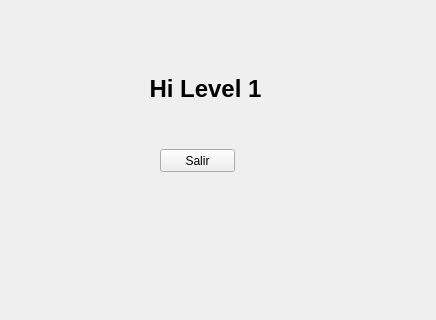
This is level1.ui in gerasua/loginlevels as Qt 5 draws it before an edit; both pictures show x 0 to 436 and y 121 to 441 of the 436 by 547 pixel window. The edited form follows.
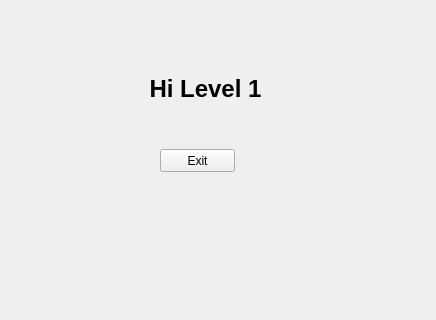
This is the edited form. Icons and pictures are not drawn.

The edit to the form file:
```diff
--- a/level1.ui
+++ b/level1.ui
@@ -78,7 +78,7 @@
      </rect>
     </property>
     <property name="text">
-     <string>Salir</string>
+     <string>Exit</string>
     </property>
    </widget>
    <widget class="QLabel" name="label_4">
```
Left out of the diff: 6 changed lines with no effect on the pictures.
